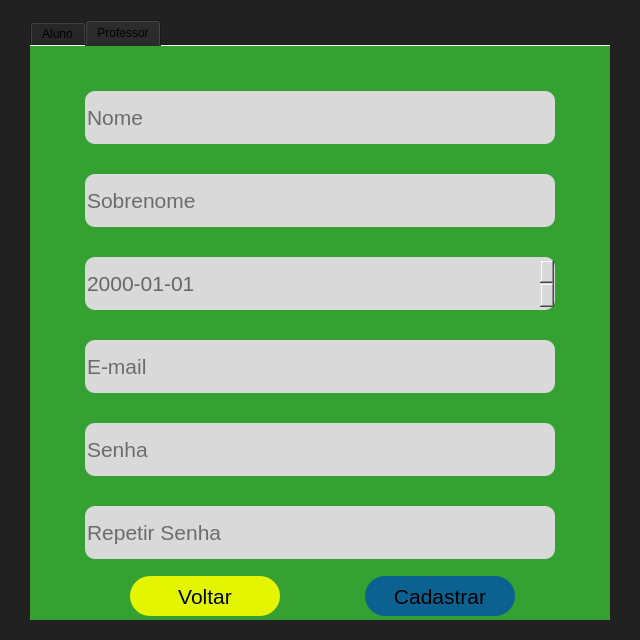
Qt form tela_cadastro.ui (Robson-tech/app-educacional) before a commit.
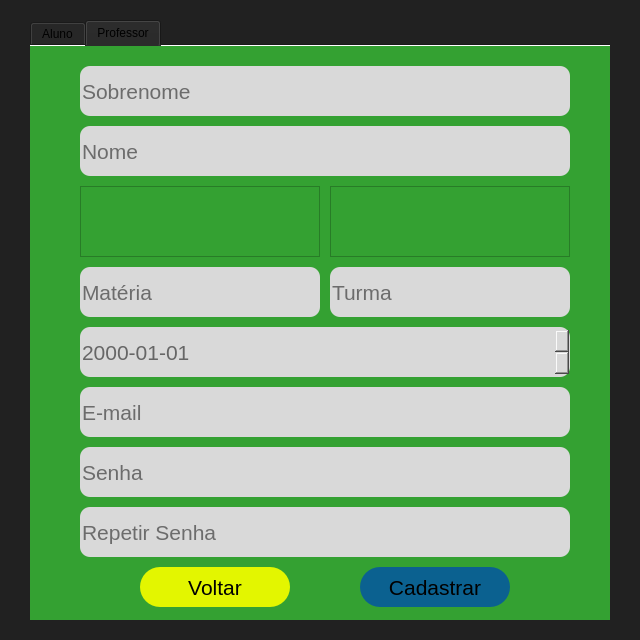
The same form after that commit. The open tabs and pages were chosen to show the change.

Commit message: cadastro de atividades realizado com sucesso!!!

The edit to the form file:
```diff
--- a/tela_cadastro.ui
+++ b/tela_cadastro.ui
@@ -312,225 +312,370 @@
     <attribute name="title">
      <string>Professor</string>
     </attribute>
-    <widget class="QLineEdit" name="professores_caixa_email">
+    <widget class="QWidget" name="verticalLayoutWidget_2">
      <property name="geometry">
       <rect>
-       <x>55</x>
-       <y>294</y>
-       <width>470</width>
-       <height>53</height>
+       <x>50</x>
+       <y>20</y>
+       <width>490</width>
+       <height>541</height>
       </rect>
      </property>
-     <property name="font">
-      <font>
-       <pointsize>16</pointsize>
-      </font>
-     </property>
-     <property name="styleSheet">
-      <string notr="true">border-radius: 10px;
+     <layout class="QVBoxLayout" name="verticalLayout_2">
+      <property name="spacing">
+       <number>10</number>
+      </property>
+      <item>
+       <widget class="QLineEdit" name="alunos_caixa_sobrenome_2">
+        <property name="minimumSize">
+         <size>
+          <width>0</width>
+          <height>50</height>
+         </size>
+        </property>
+        <property name="maximumSize">
+         <size>
+          <width>16777215</width>
+          <height>50</height>
+         </size>
+        </property>
+        <property name="font">
+         <font>
+          <pointsize>16</pointsize>
+         </font>
+        </property>
+        <property name="styleSheet">
+         <string notr="true">border-radius: 10px;
 background-color: rgb(217, 217, 217);</string>
-     </property>
-     <property name="alignment">
-      <set>Qt::AlignLeading|Qt::AlignLeft|Qt::AlignVCenter</set>
-     </property>
-     <property name="placeholderText">
-      <string>E-mail</string>
-     </property>
-    </widget>
-    <widget class="QLineEdit" name="professores_caixa_senha1">
-     <property name="geometry">
-      <rect>
-       <x>55</x>
-       <y>377</y>
-       <width>470</width>
-       <height>53</height>
-      </rect>
-     </property>
-     <property name="font">
-      <font>
-       <family>Arial</family>
-       <pointsize>16</pointsize>
-       <weight>50</weight>
-       <italic>false</italic>
-       <bold>false</bold>
-       <strikeout>false</strikeout>
-      </font>
-     </property>
-     <property name="styleSheet">
-      <string notr="true">border-radius: 10px;
+        </property>
+        <property name="alignment">
+         <set>Qt::AlignLeading|Qt::AlignLeft|Qt::AlignVCenter</set>
+        </property>
+        <property name="placeholderText">
+         <string>Sobrenome</string>
+        </property>
+       </widget>
+      </item>
+      <item>
+       <widget class="QLineEdit" name="alunos_caixa_nome_2">
+        <property name="minimumSize">
+         <size>
+          <width>0</width>
+          <height>50</height>
+         </size>
+        </property>
+        <property name="maximumSize">
+         <size>
+          <width>16777215</width>
+          <height>50</height>
+         </size>
+        </property>
+        <property name="font">
+         <font>
+          <pointsize>16</pointsize>
+         </font>
+        </property>
+        <property name="styleSheet">
+         <string notr="true">border-radius: 10px;
 background-color: rgb(217, 217, 217);</string>
-     </property>
-     <property name="echoMode">
-      <enum>QLineEdit::Password</enum>
-     </property>
-     <property name="alignment">
-      <set>Qt::AlignLeading|Qt::AlignLeft|Qt::AlignVCenter</set>
-     </property>
-     <property name="placeholderText">
-      <string>Senha</string>
-     </property>
-    </widget>
-    <widget class="QLineEdit" name="professores_caixa_senha2">
-     <property name="geometry">
-      <rect>
-       <x>55</x>
-       <y>460</y>
-       <width>470</width>
-       <height>53</height>
-      </rect>
-     </property>
-     <property name="font">
-      <font>
-       <family>Arial</family>
-       <pointsize>16</pointsize>
-       <weight>50</weight>
-       <italic>false</italic>
-       <bold>false</bold>
-       <strikeout>false</strikeout>
-      </font>
-     </property>
-     <property name="styleSheet">
-      <string notr="true">border-radius: 10px;
+        </property>
+        <property name="alignment">
+         <set>Qt::AlignLeading|Qt::AlignLeft|Qt::AlignVCenter</set>
+        </property>
+        <property name="placeholderText">
+         <string>Nome</string>
+        </property>
+       </widget>
+      </item>
+      <item>
+       <layout class="QGridLayout" name="gridLayout_2">
+        <item row="1" column="1">
+         <widget class="QLineEdit" name="alunos_caixa_turma_2">
+          <property name="minimumSize">
+           <size>
+            <width>240</width>
+            <height>50</height>
+           </size>
+          </property>
+          <property name="maximumSize">
+           <size>
+            <width>240</width>
+            <height>50</height>
+           </size>
+          </property>
+          <property name="font">
+           <font>
+            <pointsize>16</pointsize>
+           </font>
+          </property>
+          <property name="styleSheet">
+           <string notr="true">border-radius: 10px;
 background-color: rgb(217, 217, 217);</string>
-     </property>
-     <property name="echoMode">
-      <enum>QLineEdit::Password</enum>
-     </property>
-     <property name="alignment">
-      <set>Qt::AlignLeading|Qt::AlignLeft|Qt::AlignVCenter</set>
-     </property>
-     <property name="placeholderText">
-      <string>Repetir Senha</string>
-     </property>
-    </widget>
-    <widget class="QLineEdit" name="professores_caixa_nome">
-     <property name="geometry">
-      <rect>
-       <x>55</x>
-       <y>45</y>
-       <width>470</width>
-       <height>53</height>
-      </rect>
-     </property>
-     <property name="font">
-      <font>
-       <pointsize>16</pointsize>
-      </font>
-     </property>
-     <property name="styleSheet">
-      <string notr="true">border-radius: 10px;
+          </property>
+          <property name="alignment">
+           <set>Qt::AlignLeading|Qt::AlignLeft|Qt::AlignVCenter</set>
+          </property>
+          <property name="placeholderText">
+           <string>Turma</string>
+          </property>
+         </widget>
+        </item>
+        <item row="1" column="0">
+         <widget class="QLineEdit" name="alunos_caixa_turma_3">
+          <property name="minimumSize">
+           <size>
+            <width>240</width>
+            <height>50</height>
+           </size>
+          </property>
+          <property name="maximumSize">
+           <size>
+            <width>240</width>
+            <height>50</height>
+           </size>
+          </property>
+          <property name="font">
+           <font>
+            <pointsize>16</pointsize>
+           </font>
+          </property>
+          <property name="styleSheet">
+           <string notr="true">border-radius: 10px;
 background-color: rgb(217, 217, 217);</string>
-     </property>
-     <property name="alignment">
-      <set>Qt::AlignLeading|Qt::AlignLeft|Qt::AlignVCenter</set>
-     </property>
-     <property name="placeholderText">
-      <string>Nome</string>
-     </property>
-    </widget>
-    <widget class="QLineEdit" name="professores_caixa_sobrenome">
-     <property name="geometry">
-      <rect>
-       <x>55</x>
-       <y>128</y>
-       <width>470</width>
-       <height>53</height>
-      </rect>
-     </property>
-     <property name="font">
-      <font>
-       <pointsize>16</pointsize>
-      </font>
-     </property>
-     <property name="styleSheet">
-      <string notr="true">border-radius: 10px;
-background-color: rgb(217, 217, 217);</string>
-     </property>
-     <property name="alignment">
-      <set>Qt::AlignLeading|Qt::AlignLeft|Qt::AlignVCenter</set>
-     </property>
-     <property name="placeholderText">
-      <string>Sobrenome</string>
-     </property>
-    </widget>
-    <widget class="QPushButton" name="professores_botao_cadastrar">
-     <property name="geometry">
-      <rect>
-       <x>335</x>
-       <y>530</y>
-       <width>150</width>
-       <height>40</height>
-      </rect>
-     </property>
-     <property name="font">
-      <font>
-       <pointsize>16</pointsize>
-       <kerning>true</kerning>
-      </font>
-     </property>
-     <property name="cursor">
-      <cursorShape>PointingHandCursor</cursorShape>
-     </property>
-     <property name="styleSheet">
-      <string notr="true">border-radius: 20px;
-background-color: rgb(11, 97, 144);</string>
-     </property>
-     <property name="text">
-      <string>Cadastrar</string>
-     </property>
-    </widget>
-    <widget class="QPushButton" name="professores_botao_voltar">
-     <property name="geometry">
-      <rect>
-       <x>100</x>
-       <y>530</y>
-       <width>150</width>
-       <height>40</height>
-      </rect>
-     </property>
-     <property name="font">
-      <font>
-       <family>Arial</family>
-       <pointsize>16</pointsize>
-       <weight>50</weight>
-       <italic>false</italic>
-       <bold>false</bold>
-       <kerning>true</kerning>
-      </font>
-     </property>
-     <property name="cursor">
-      <cursorShape>PointingHandCursor</cursorShape>
-     </property>
-     <property name="styleSheet">
-      <string notr="true">border-radius: 20px;
-background-color: rgb(227, 246, 0);</string>
-     </property>
-     <property name="text">
-      <string>Voltar</string>
-     </property>
-    </widget>
-    <widget class="QDateEdit" name="professores_caixa_nascimento">
-     <property name="geometry">
-      <rect>
-       <x>55</x>
-       <y>211</y>
-       <width>470</width>
-       <height>53</height>
-      </rect>
-     </property>
-     <property name="font">
-      <font>
-       <pointsize>16</pointsize>
-      </font>
-     </property>
-     <property name="styleSheet">
-      <string notr="true">border-radius: 10px;
+          </property>
+          <property name="alignment">
+           <set>Qt::AlignLeading|Qt::AlignLeft|Qt::AlignVCenter</set>
+          </property>
+          <property name="placeholderText">
+           <string>Matéria</string>
+          </property>
+         </widget>
+        </item>
+        <item row="0" column="0">
+         <widget class="QListView" name="listView"/>
+        </item>
+        <item row="0" column="1">
+         <widget class="QListView" name="listView_2"/>
+        </item>
+        <item row="2" column="0" colspan="2">
+         <widget class="QDateEdit" name="alunos_caixa_nascimento_2">
+          <property name="minimumSize">
+           <size>
+            <width>0</width>
+            <height>50</height>
+           </size>
+          </property>
+          <property name="maximumSize">
+           <size>
+            <width>16777215</width>
+            <height>50</height>
+           </size>
+          </property>
+          <property name="font">
+           <font>
+            <pointsize>16</pointsize>
+           </font>
+          </property>
+          <property name="styleSheet">
+           <string notr="true">border-radius: 10px;
 background-color: rgb(217, 217, 217);
 color: rgb(102, 102, 102);</string>
-     </property>
-     <property name="displayFormat">
-      <string>yyyy-dd-MM</string>
-     </property>
+          </property>
+          <property name="displayFormat">
+           <string>yyyy-dd-MM</string>
+          </property>
+         </widget>
+        </item>
+       </layout>
+      </item>
+      <item>
+       <widget class="QLineEdit" name="alunos_caixa_email_2">
+        <property name="minimumSize">
+         <size>
+          <width>0</width>
+          <height>50</height>
+         </size>
+        </property>
+        <property name="maximumSize">
+         <size>
+          <width>16777215</width>
+          <height>50</height>
+         </size>
+        </property>
+        <property name="font">
+         <font>
+          <pointsize>16</pointsize>
+         </font>
+        </property>
+        <property name="styleSheet">
+         <string notr="true">border-radius: 10px;
+background-color: rgb(217, 217, 217);</string>
+        </property>
+        <property name="alignment">
+         <set>Qt::AlignLeading|Qt::AlignLeft|Qt::AlignVCenter</set>
+        </property>
+        <property name="placeholderText">
+         <string>E-mail</string>
+        </property>
+       </widget>
+      </item>
+      <item>
+       <widget class="QLineEdit" name="alunos_caixa_senha1_2">
+        <property name="minimumSize">
+         <size>
+          <width>0</width>
+          <height>50</height>
+         </size>
+        </property>
+        <property name="maximumSize">
+         <size>
+          <width>16777215</width>
+          <height>50</height>
+         </size>
+        </property>
+        <property name="font">
+         <font>
+          <family>Arial</family>
+          <pointsize>16</pointsize>
+          <weight>50</weight>
+          <italic>false</italic>
+          <bold>false</bold>
+          <strikeout>false</strikeout>
+         </font>
+        </property>
+        <property name="styleSheet">
+         <string notr="true">border-radius: 10px;
+background-color: rgb(217, 217, 217);</string>
+        </property>
+        <property name="echoMode">
+         <enum>QLineEdit::Password</enum>
+        </property>
+        <property name="alignment">
+         <set>Qt::AlignLeading|Qt::AlignLeft|Qt::AlignVCenter</set>
+        </property>
+        <property name="placeholderText">
+         <string>Senha</string>
+        </property>
+       </widget>
+      </item>
+      <item>
+       <widget class="QLineEdit" name="alunos_caixa_senha2_2">
+        <property name="minimumSize">
+         <size>
+          <width>0</width>
+          <height>50</height>
+         </size>
+        </property>
+        <property name="maximumSize">
+         <size>
+          <width>16777215</width>
+          <height>50</height>
+         </size>
+        </property>
+        <property name="font">
+         <font>
+          <family>Arial</family>
+          <pointsize>16</pointsize>
+          <weight>50</weight>
+          <italic>false</italic>
+          <bold>false</bold>
+          <strikeout>false</strikeout>
+         </font>
+        </property>
+        <property name="styleSheet">
+         <string notr="true">border-radius: 10px;
+background-color: rgb(217, 217, 217);</string>
+        </property>
+        <property name="echoMode">
+         <enum>QLineEdit::Password</enum>
+        </property>
+        <property name="alignment">
+         <set>Qt::AlignLeading|Qt::AlignLeft|Qt::AlignVCenter</set>
+        </property>
+        <property name="placeholderText">
+         <string>Repetir Senha</string>
+        </property>
+       </widget>
+      </item>
+      <item>
+       <layout class="QHBoxLayout" name="horizontalLayout_4">
+        <property name="topMargin">
+         <number>0</number>
+        </property>
+        <property name="bottomMargin">
+         <number>0</number>
+        </property>
+        <item>
+         <widget class="QPushButton" name="alunos_botao_voltar_2">
+          <property name="minimumSize">
+           <size>
+            <width>150</width>
+            <height>40</height>
+           </size>
+          </property>
+          <property name="maximumSize">
+           <size>
+            <width>150</width>
+            <height>40</height>
+           </size>
+          </property>
+          <property name="font">
+           <font>
+            <family>Arial</family>
+            <pointsize>16</pointsize>
+            <weight>50</weight>
+            <italic>false</italic>
+            <bold>false</bold>
+            <kerning>true</kerning>
+           </font>
+          </property>
+          <property name="cursor">
+           <cursorShape>PointingHandCursor</cursorShape>
+          </property>
+          <property name="styleSheet">
+           <string notr="true">border-radius: 20px;
+background-color: rgb(227, 246, 0);</string>
+          </property>
+          <property name="text">
+           <string>Voltar</string>
+          </property>
+         </widget>
+        </item>
+        <item>
+         <widget class="QPushButton" name="alunos_botao_cadastrar_2">
+          <property name="minimumSize">
+           <size>
+            <width>150</width>
+            <height>40</height>
+           </size>
+          </property>
+          <property name="maximumSize">
+           <size>
+            <width>150</width>
+            <height>40</height>
+           </size>
+          </property>
+          <property name="font">
+           <font>
+            <pointsize>16</pointsize>
+            <kerning>true</kerning>
+           </font>
+          </property>
+          <property name="cursor">
+           <cursorShape>PointingHandCursor</cursorShape>
+          </property>
+          <property name="styleSheet">
+           <string notr="true">border-radius: 20px;
+background-color: rgb(11, 97, 144);</string>
+          </property>
+          <property name="text">
+           <string>Cadastrar</string>
+          </property>
+         </widget>
+        </item>
+       </layout>
+      </item>
+     </layout>
     </widget>
    </widget>
   </widget>
```
Left out of the diff: 562 changed lines with no effect on the pictures. The commit also changes 12 other files.
